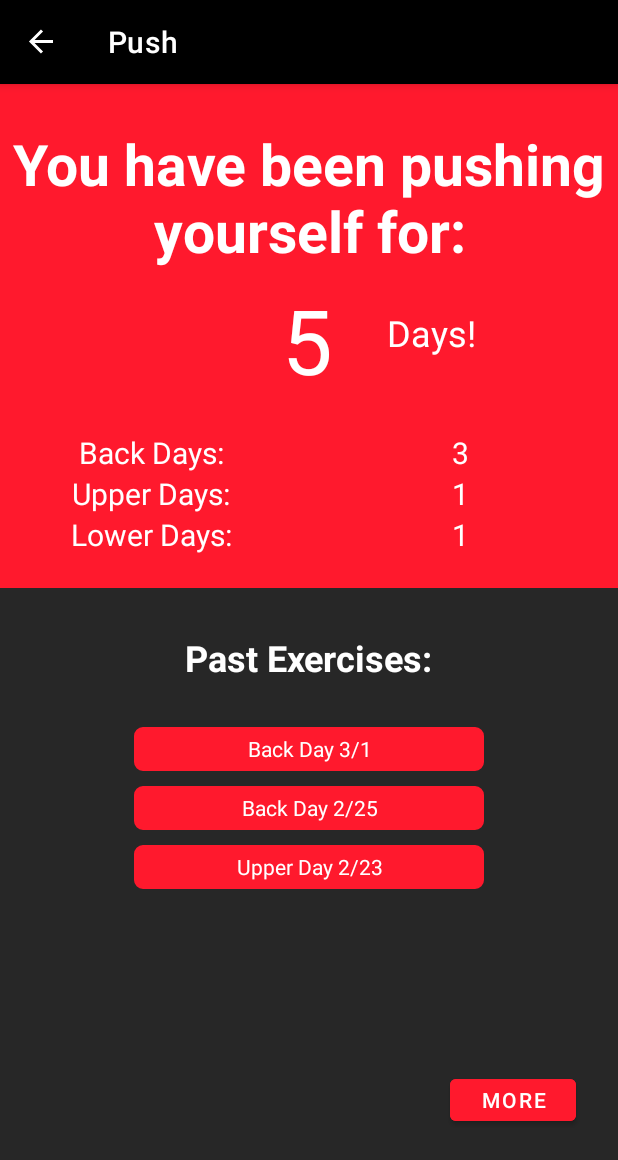
After one commit to petex007/Push, an Android app: the HistoryFragment screen opened through its navigation route, on a phone screen of 412 x 824 dp. The commit adds this screen. Shown: the top 1160 px of the screen. Run offline under Robolectric (Android 15) with nearby library versions, the phone set to English and light mode, and no system bars; our stand-ins replace navigation-ui.

Commit message:
history frag

```diff
--- /dev/null
+++ b/app/src/main/java/com/czhang64/push/ui/HistoryFragment.kt
@@ -0,0 +1,32 @@
+package com.czhang64.push.ui
+
+import android.os.Bundle
+import android.view.*
+import androidx.fragment.app.Fragment
+import androidx.fragment.app.activityViewModels
+import com.czhang64.push.databinding.FragmentHistoryBinding
+
+
+class HistoryFragment : Fragment() {
+    private var binding: FragmentHistoryBinding? = null
+    private val sharedViewModel: MainViewModel by activityViewModels()
+    private var select = 0
+    override fun onCreateView(
+        inflater: LayoutInflater, container: ViewGroup?,
+        savedInstanceState: Bundle?
+    ): View? {
+        setHasOptionsMenu(true)
+
+        val fragmentHistoryBinding = FragmentHistoryBinding.inflate(inflater, container, false)
+        binding = fragmentHistoryBinding
+        binding?.apply {
+
+        }
+        return fragmentHistoryBinding.root
+    }
+
+    override fun onCreateOptionsMenu(menu: Menu, inflater: MenuInflater) {
+        super.onCreateOptionsMenu(menu, inflater)
+        menu.clear()
+    }
+}
--- a/app/src/main/java/com/czhang64/push/ui/MainFragment.kt
+++ b/app/src/main/java/com/czhang64/push/ui/MainFragment.kt
@@ -9,6 +9,7 @@ import android.view.LayoutInflater
 import android.view.View
 import android.view.ViewGroup
 import android.widget.ImageView
+import android.widget.TextClock
 import android.widget.TextView
 import android.widget.Toast
 import androidx.fragment.app.activityViewModels
@@ -43,6 +44,9 @@ class MainFragment : Fragment() {
             }
             checkbt.setOnClickListener {
                 findNavController().navigate(R.id.action_mainFragment_to_checkFragment)
+            }
+            trophy.setOnClickListener {
+                findNavController().navigate(R.id.action_mainFragment_to_historyFragment)
             }
             recyclerView.run{
                 layoutManager = LinearLayoutManager(context)
--- /dev/null
+++ b/app/src/main/res/drawable/rounded.xml
@@ -0,0 +1,16 @@
+<?xml version="1.0" encoding="utf-8"?>
+<shape xmlns:android="http://schemas.android.com/apk/res/android" >
+    <stroke
+        android:width="1dp"
+        android:color="@color/Logo" />
+
+    <solid android:color="@color/Logo" />
+
+    <padding
+        android:left="1dp"
+        android:right="1dp"
+        android:bottom="1dp"
+        android:top="1dp" />
+
+    <corners android:radius="5dp" />
+</shape>
--- /dev/null
+++ b/app/src/main/res/layout/fragment_history.xml
@@ -0,0 +1,238 @@
+<?xml version="1.0" encoding="utf-8"?>
+<androidx.constraintlayout.widget.ConstraintLayout xmlns:android="http://schemas.android.com/apk/res/android"
+    xmlns:app="http://schemas.android.com/apk/res-auto"
+    xmlns:tools="http://schemas.android.com/tools"
+    android:layout_width="match_parent"
+    android:layout_height="match_parent"
+    android:background="#272727">
+
+    <TextView
+        android:id="@+id/history_back"
+        android:layout_width="0dp"
+        android:layout_height="0dp"
+        android:background="@color/Logo"
+        android:fontFamily="sans-serif"
+        android:textAlignment="center"
+        android:textColor="@color/white"
+        android:textSize="38sp"
+        android:textStyle="bold"
+        android:typeface="normal"
+        app:layout_constraintBottom_toTopOf="@+id/guideline22"
+        app:layout_constraintEnd_toEndOf="parent"
+        app:layout_constraintHorizontal_bias="0.0"
+        app:layout_constraintStart_toStartOf="parent"
+        app:layout_constraintTop_toTopOf="parent"
+        app:layout_constraintVertical_bias="0.0" />
+
+    <androidx.constraintlayout.widget.Guideline
+        android:id="@+id/guideline22"
+        android:layout_width="wrap_content"
+        android:layout_height="wrap_content"
+        android:orientation="horizontal"
+        app:layout_constraintGuide_begin="336dp" />
+
+    <TextView
+        android:id="@+id/historydays"
+        android:layout_width="wrap_content"
+        android:layout_height="wrap_content"
+        android:layout_marginTop="130dp"
+        android:text="5"
+        android:textColor="@color/white"
+        android:textSize="60sp"
+        app:layout_constraintBottom_toTopOf="@+id/guideline22"
+        app:layout_constraintEnd_toEndOf="@+id/history_back"
+        app:layout_constraintHorizontal_bias="0.498"
+        app:layout_constraintStart_toStartOf="parent"
+        app:layout_constraintTop_toTopOf="@+id/history_back"
+        app:layout_constraintVertical_bias="0.0" />
+
+    <TextView
+        android:id="@+id/days"
+        android:layout_width="wrap_content"
+        android:layout_height="wrap_content"
+        android:layout_marginStart="24dp"
+        android:layout_marginTop="130dp"
+        android:text="@string/historydays"
+        android:textColor="@color/white"
+        android:textSize="24sp"
+        app:layout_constraintBottom_toTopOf="@+id/guideline22"
+        app:layout_constraintEnd_toEndOf="parent"
+        app:layout_constraintHorizontal_bias="0.112"
+        app:layout_constraintStart_toEndOf="@+id/historydays"
+        app:layout_constraintTop_toTopOf="parent"
+        app:layout_constraintVertical_bias="0.111" />
+
+    <TextView
+        android:id="@+id/historylabel"
+        android:layout_width="wrap_content"
+        android:layout_height="wrap_content"
+        android:layout_marginTop="20dp"
+        android:text="@string/history"
+        android:textAlignment="center"
+        android:textColor="@color/white"
+        android:textSize="38sp"
+        android:textStyle="bold"
+        app:layout_constraintBottom_toTopOf="@+id/historydays"
+        app:layout_constraintEnd_toEndOf="parent"
+        app:layout_constraintStart_toStartOf="parent"
+        app:layout_constraintTop_toTopOf="parent" />
+
+    <androidx.constraintlayout.widget.Guideline
+        android:id="@+id/guideline29"
+        android:layout_width="wrap_content"
+        android:layout_height="wrap_content"
+        android:orientation="vertical"
+        app:layout_constraintGuide_begin="202dp" />
+
+    <LinearLayout
+        android:layout_width="0dp"
+        android:layout_height="0dp"
+        android:gravity="center"
+        android:orientation="vertical"
+        android:showDividers="middle"
+        app:layout_constraintBottom_toBottomOf="@+id/history_back"
+        app:layout_constraintEnd_toEndOf="parent"
+        app:layout_constraintHorizontal_bias="1.0"
+        app:layout_constraintStart_toEndOf="@+id/linearLayout"
+        app:layout_constraintTop_toBottomOf="@+id/historydays">
+
+        <TextView
+            android:id="@+id/backdays"
+            android:layout_width="wrap_content"
+            android:layout_height="wrap_content"
+            android:text="3"
+            android:textColor="@color/white"
+            android:textSize="20sp" />
+
+        <TextView
+            android:id="@+id/upperdays"
+            android:layout_width="wrap_content"
+            android:layout_height="wrap_content"
+            android:text="1"
+            android:textColor="@color/white"
+            android:textSize="20sp" />
+
+        <TextView
+            android:id="@+id/lowerdays"
+            android:layout_width="wrap_content"
+            android:layout_height="wrap_content"
+            android:text="1"
+            android:textColor="@color/white"
+            android:textSize="20sp" />
+
+    </LinearLayout>
+
+    <LinearLayout
+        android:id="@+id/linearLayout"
+        android:layout_width="0dp"
+        android:layout_height="0dp"
+        android:gravity="center"
+        android:orientation="vertical"
+        android:showDividers="middle"
+        app:layout_constraintBottom_toBottomOf="@+id/history_back"
+        app:layout_constraintEnd_toStartOf="@+id/guideline29"
+        app:layout_constraintHorizontal_bias="1.0"
+        app:layout_constraintStart_toStartOf="parent"
+        app:layout_constraintTop_toBottomOf="@+id/historydays"
+        app:layout_constraintVertical_bias="0.0">
+
+        <TextView
+            android:layout_width="wrap_content"
+            android:layout_height="wrap_content"
+            android:text="Back Days:"
+            android:textColor="@color/white"
+            android:textSize="20sp" />
+
+        <TextView
+            android:layout_width="wrap_content"
+            android:layout_height="wrap_content"
+            android:text="Upper Days:"
+            android:textColor="@color/white"
+            android:textSize="20sp" />
+
+        <TextView
+            android:layout_width="wrap_content"
+            android:layout_height="wrap_content"
+            android:text="Lower Days:"
+            android:textColor="@color/white"
+            android:textSize="20sp" />
+
+    </LinearLayout>
+
+    <TextView
+        android:id="@+id/pastexercises"
+        android:layout_width="wrap_content"
+        android:layout_height="wrap_content"
+        android:layout_marginTop="30dp"
+        android:text="@string/pastexercises"
+        android:textColor="@color/white"
+        android:textSize="24sp"
+        android:textStyle="bold"
+        app:layout_constraintBottom_toBottomOf="parent"
+        app:layout_constraintEnd_toEndOf="parent"
+        app:layout_constraintStart_toStartOf="parent"
+        app:layout_constraintTop_toBottomOf="@+id/history_back"
+        app:layout_constraintVertical_bias="0.0" />
+
+    <TextView
+        android:id="@+id/exercise1"
+        android:layout_width="233dp"
+        android:layout_height="29dp"
+        android:layout_marginTop="30dp"
+        android:layout_weight="1"
+        android:background="@drawable/rounded"
+        android:gravity="center"
+        android:text="Back Day 3/1"
+        android:textColor="@color/white"
+        app:layout_constraintBottom_toBottomOf="parent"
+        app:layout_constraintEnd_toEndOf="parent"
+        app:layout_constraintStart_toStartOf="parent"
+        app:layout_constraintTop_toBottomOf="@+id/pastexercises"
+        app:layout_constraintVertical_bias="0.0" />
+
+    <TextView
+        android:id="@+id/exercise2"
+        android:layout_width="233dp"
+        android:layout_height="29dp"
+        android:layout_marginTop="10dp"
+        android:layout_weight="1"
+        android:background="@drawable/rounded"
+        android:gravity="center"
+        android:text="Back Day 2/25"
+        android:textColor="@color/white"
+        app:layout_constraintBottom_toBottomOf="parent"
+        app:layout_constraintEnd_toEndOf="parent"
+        app:layout_constraintStart_toStartOf="parent"
+        app:layout_constraintTop_toBottomOf="@+id/exercise1"
+        app:layout_constraintVertical_bias="0.0" />
+
+    <TextView
+        android:id="@+id/exercise3"
+        android:layout_width="233dp"
+        android:layout_height="29dp"
+        android:layout_marginTop="10dp"
+        android:layout_weight="1"
+        android:background="@drawable/rounded"
+        android:gravity="center"
+        android:text="Upper Day 2/23"
+        android:textColor="@color/white"
+        app:layout_constraintBottom_toBottomOf="parent"
+        app:layout_constraintEnd_toEndOf="parent"
+        app:layout_constraintStart_toStartOf="parent"
+        app:layout_constraintTop_toBottomOf="@+id/exercise2"
+        app:layout_constraintVertical_bias="0.0" />
+
+    <Button
+        android:id="@+id/morebutton"
+        android:layout_width="84dp"
+        android:layout_height="40dp"
+        android:backgroundTint="@color/Logo"
+        android:text="More"
+        app:layout_constraintBottom_toBottomOf="parent"
+        app:layout_constraintEnd_toEndOf="parent"
+        app:layout_constraintHorizontal_bias="0.914"
+        app:layout_constraintStart_toStartOf="parent"
+        app:layout_constraintTop_toBottomOf="@+id/exercise3"
+        app:layout_constraintVertical_bias="0.629" />
+
+</androidx.constraintlayout.widget.ConstraintLayout>
--- a/app/src/main/res/layout/main_fragment.xml
+++ b/app/src/main/res/layout/main_fragment.xml
@@ -14,7 +14,7 @@
         android:layout_width="wrap_content"
         android:layout_height="wrap_content"
         android:orientation="horizontal"
-        app:layout_constraintGuide_percent="0.81" />
+        app:layout_constraintGuide_percent="0.79" />
 
     <androidx.recyclerview.widget.RecyclerView
         android:id="@+id/recyclerView"
@@ -86,9 +86,9 @@
         android:src="@drawable/trophy_icon_png_18"
         app:layout_constraintBottom_toBottomOf="parent"
         app:layout_constraintEnd_toEndOf="parent"
-        app:layout_constraintHorizontal_bias="0.855"
+        app:layout_constraintHorizontal_bias="0.861"
         app:layout_constraintStart_toStartOf="parent"
         app:layout_constraintTop_toTopOf="@+id/guideline2"
-        app:layout_constraintVertical_bias="0.512" />
+        app:layout_constraintVertical_bias="0.468" />
 
 </androidx.constraintlayout.widget.ConstraintLayout>
--- a/app/src/main/res/navigation/nav_graph.xml
+++ b/app/src/main/res/navigation/nav_graph.xml
@@ -35,6 +35,9 @@
             app:destination="@id/checkFragment"
             app:enterAnim="@anim/slide_in_bottom"
             app:exitAnim="@anim/slide_out_top" />
+        <action
+            android:id="@+id/action_mainFragment_to_historyFragment"
+            app:destination="@id/historyFragment" />
     </fragment>
     <dialog
         android:id="@+id/addFragment"
@@ -67,4 +70,8 @@
             app:enterAnim="@anim/slide_in_top"
             app:exitAnim="@anim/slide_out_bottom" />
     </fragment>
+    <fragment
+        android:id="@+id/historyFragment"
+        android:name="com.czhang64.push.ui.HistoryFragment"
+        android:label="HistoryFragment" />
 </navigation>
--- a/app/src/main/res/values/strings.xml
+++ b/app/src/main/res/values/strings.xml
@@ -32,4 +32,8 @@
     <string name="set2">name+comment</string>
     <string name="set3">date+comment</string>
     <string name="checkBt">Check</string>
+    <string name="history">You have been pushing yourself for:</string>
+    <string name="historydays">Days!</string>
+    <string name="pastexercises">Past Exercises:</string>
+
 </resources>
```
Also changed, not shown: 1 other file.
